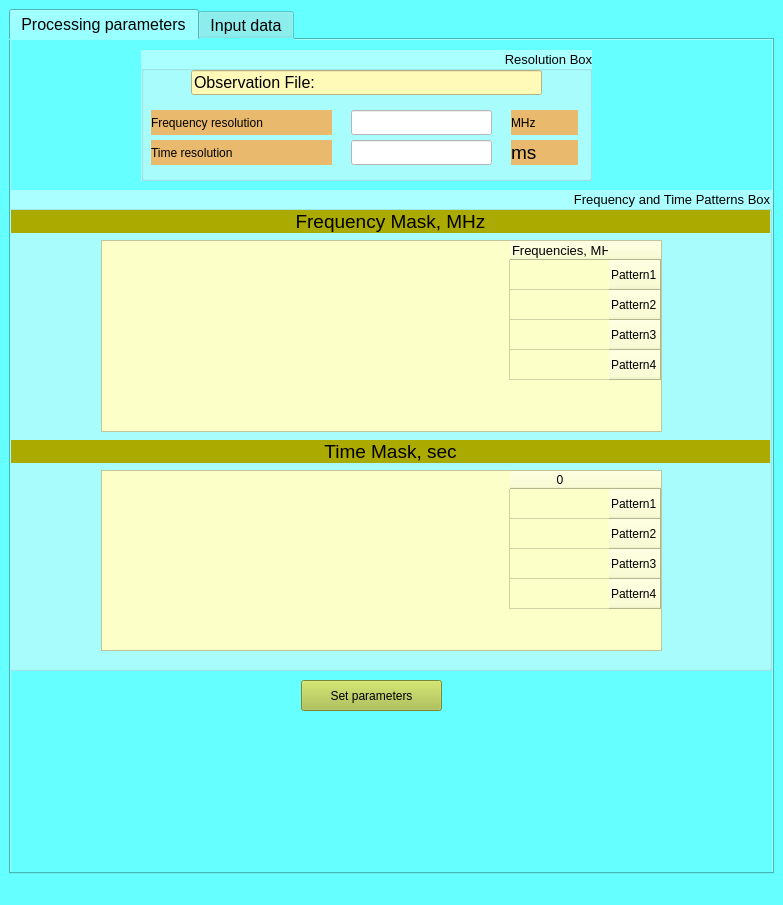
SAOFastAcquisition/Fast_Acquisition_Bin_Base, file Interface/Window_D.ui: the form before one commit.
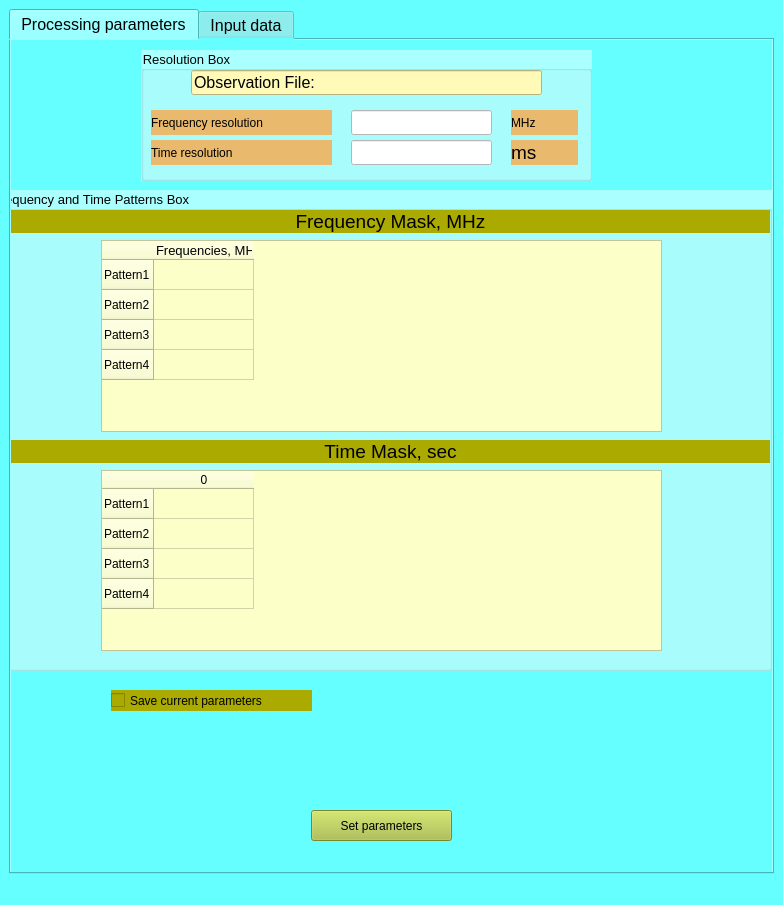
The form after the commit.

Commit message: Работа с графическим интерфейсом. Попытка сохранения пользовательских установок в скрипте window_interface.py

The edit to the form file:
```diff
--- a/Interface/Window_D.ui
+++ b/Interface/Window_D.ui
@@ -41,7 +41,7 @@
         </font>
        </property>
        <property name="layoutDirection">
-        <enum>Qt::RightToLeft</enum>
+        <enum>Qt::LeftToRight</enum>
        </property>
        <attribute name="title">
         <string>Processing parameters</string>
@@ -215,8 +215,8 @@
        <widget class="QPushButton" name="btn_set_parameters">
         <property name="geometry">
          <rect>
-          <x>290</x>
-          <y>640</y>
+          <x>300</x>
+          <y>770</y>
           <width>141</width>
           <height>31</height>
          </rect>
@@ -462,6 +462,23 @@
          </property>
         </widget>
        </widget>
+       <widget class="QCheckBox" name="cbx_save_current_parameters">
+        <property name="geometry">
+         <rect>
+          <x>100</x>
+          <y>650</y>
+          <width>201</width>
+          <height>21</height>
+         </rect>
+        </property>
+        <property name="styleSheet">
+         <string notr="true">font: 12pt &quot;MS Shell Dlg 2&quot;;
+background-color: rgb(170, 170, 0);</string>
+        </property>
+        <property name="text">
+         <string>Save current parameters</string>
+        </property>
+       </widget>
       </widget>
       <widget class="QWidget" name="tab_choice_input">
        <attribute name="title">
```
Left out of the diff: 25 changed lines with no effect on the pictures. The commit also changes 3 other files.
